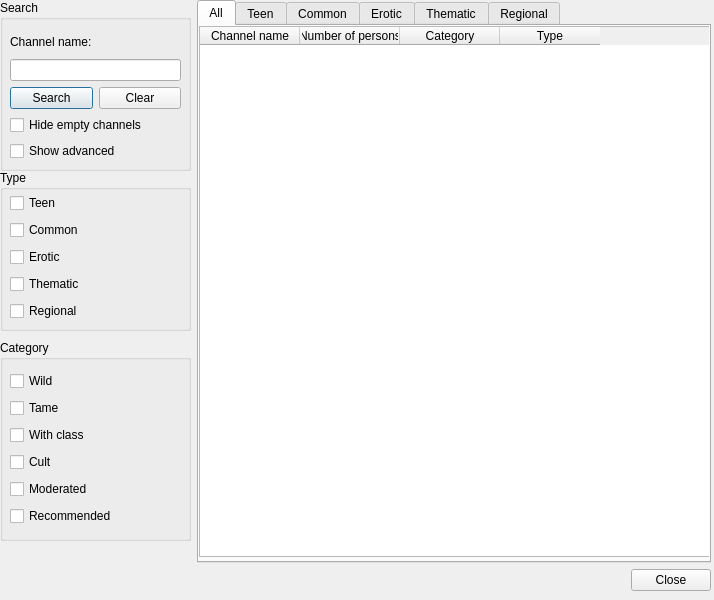
Above: ui/channel_list.ui from gitter-badger/simplechatclient before the change. Below: the same form after it.
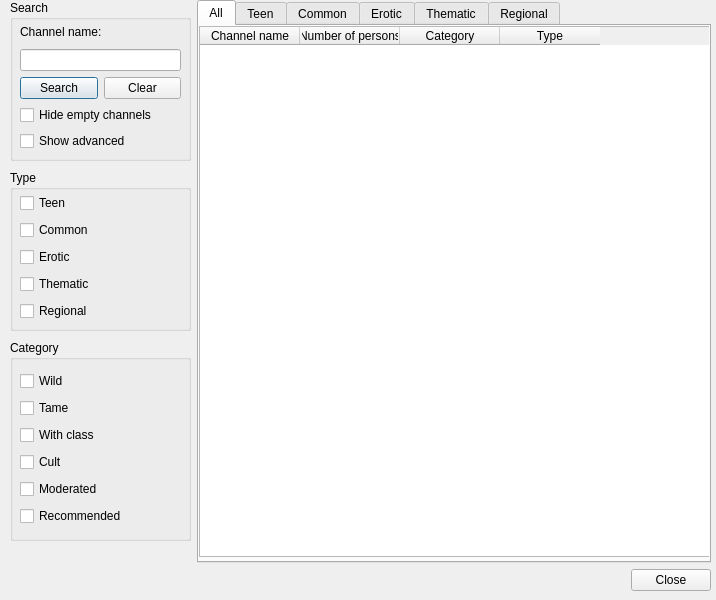
That is the form after the change. Icons and pictures are not drawn.

Commit message: fix layouts on windows

Patch:
```diff
--- a/ui/channel_list.ui
+++ b/ui/channel_list.ui
@@ -9,7 +9,7 @@
    <rect>
     <x>0</x>
     <y>0</y>
-    <width>714</width>
+    <width>716</width>
     <height>600</height>
    </rect>
   </property>
@@ -58,10 +58,10 @@
         <widget class="QGroupBox" name="groupBox_search">
          <property name="geometry">
           <rect>
-           <x>0</x>
+           <x>10</x>
            <y>0</y>
-           <width>191</width>
-           <height>171</height>
+           <width>181</width>
+           <height>161</height>
           </rect>
          </property>
          <property name="maximumSize">
@@ -77,8 +77,8 @@
           <property name="geometry">
            <rect>
             <x>10</x>
-            <y>30</y>
-            <width>171</width>
+            <y>20</y>
+            <width>161</width>
             <height>131</height>
            </rect>
           </property>
@@ -131,9 +131,9 @@
         <widget class="QGroupBox" name="groupBox_type">
          <property name="geometry">
           <rect>
-           <x>0</x>
+           <x>10</x>
            <y>170</y>
-           <width>191</width>
+           <width>181</width>
            <height>161</height>
           </rect>
          </property>
@@ -157,7 +157,7 @@
            <rect>
             <x>10</x>
             <y>22</y>
-            <width>171</width>
+            <width>161</width>
             <height>133</height>
            </rect>
           </property>
@@ -203,9 +203,9 @@
         <widget class="QGroupBox" name="groupBox_category">
          <property name="geometry">
           <rect>
-           <x>0</x>
+           <x>10</x>
            <y>340</y>
-           <width>191</width>
+           <width>181</width>
            <height>201</height>
           </rect>
          </property>
@@ -229,7 +229,7 @@
            <rect>
             <x>10</x>
             <y>30</y>
-            <width>171</width>
+            <width>161</width>
             <height>160</height>
            </rect>
           </property>
```
Left out of the diff: 27 changed lines with no effect on the pictures. The commit also changes 4 other files.
